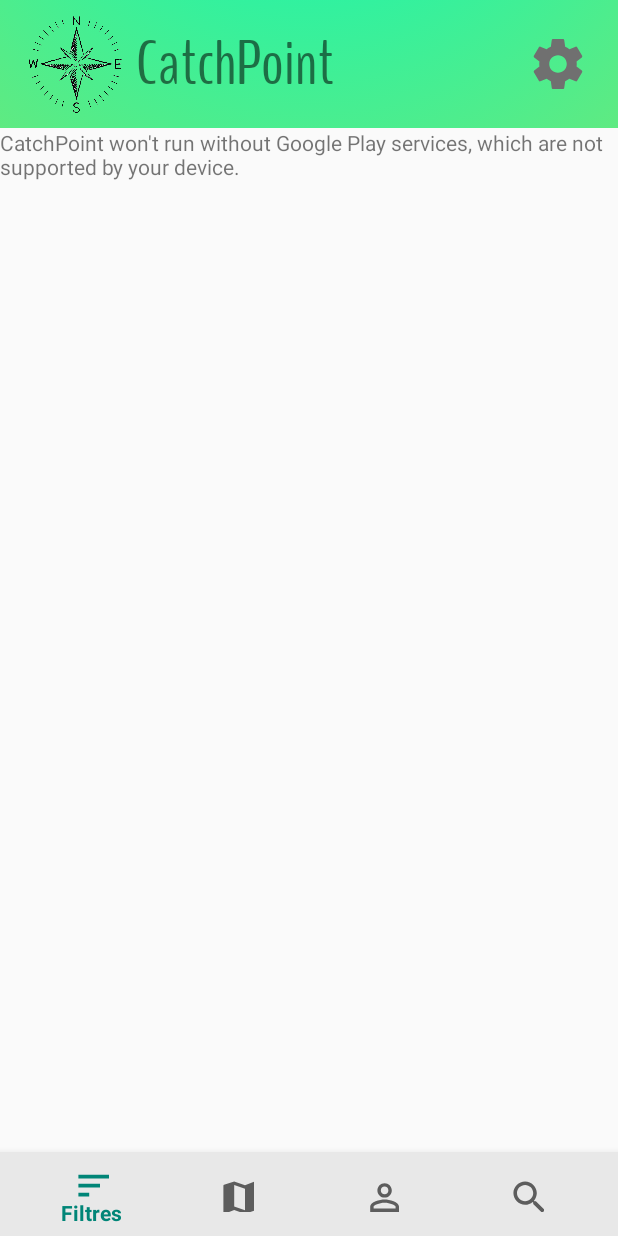
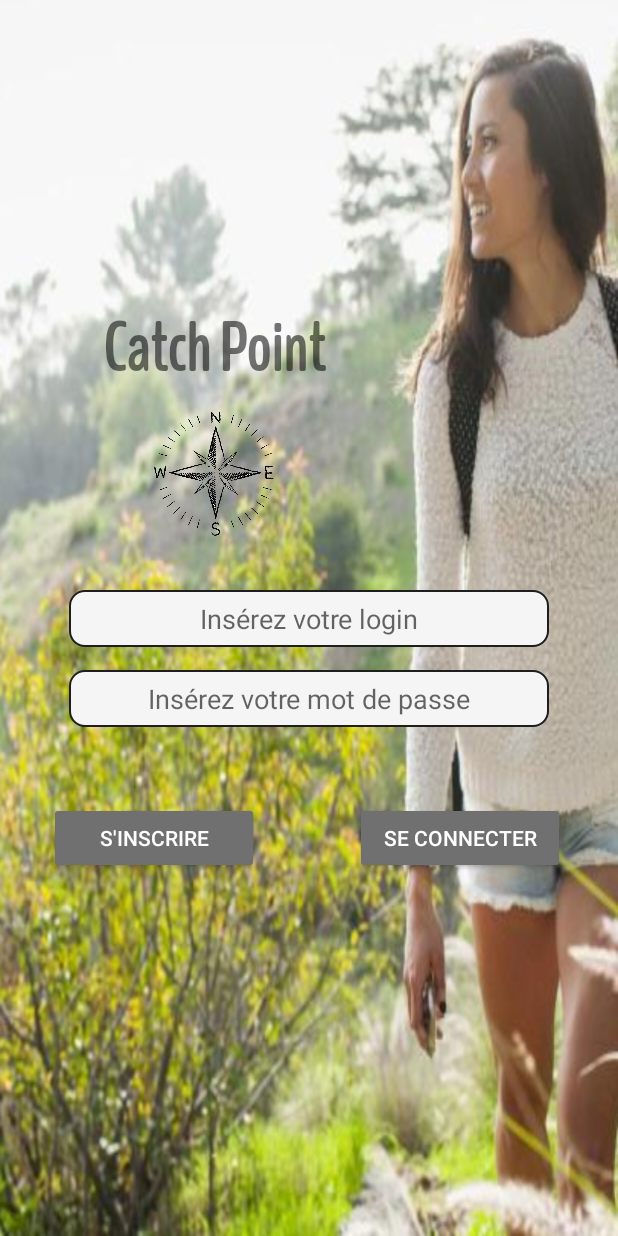
Before and after one commit to Coco-sempai/CatchPoin-Appli, an Android app: the screen it shows after launch (MapsActivity before the commit, LogActivity after it), on a phone screen of 412 x 824 dp. Run offline under Robolectric (Android 15) with nearby library versions, the phone set to English and light mode, and no system bars.

Commit message:
Page de connection

```diff
--- a/app/src/main/AndroidManifest.xml
+++ b/app/src/main/AndroidManifest.xml
@@ -33,6 +33,11 @@
 
         <activity
             android:name=".MapsActivity">
+
+        </activity>
+
+        <activity android:name=".LogActivity"
+            android:theme="@style/AppTheme.NoActionBar">
             <intent-filter>
                 <action android:name="android.intent.action.MAIN" />
 
--- /dev/null
+++ b/app/src/main/java/com/iut/catchpoint/catchpoint/LogActivity.java
@@ -0,0 +1,77 @@
+package com.iut.catchpoint.catchpoint;
+
+import android.content.Intent;
+import android.net.Uri;
+import android.support.v7.app.AppCompatActivity;
+import android.os.Bundle;
+import android.view.View;
+import android.widget.Button;
+import android.widget.EditText;
+import android.widget.Toast;
+
+import java.net.URL;
+
+public class LogActivity extends AppCompatActivity {
+
+    private EditText login;
+    private EditText mdp;
+    private Button connecter;
+    private Button inscrire;
+
+    @Override
+    protected void onCreate(Bundle savedInstanceState) {
+        super.onCreate(savedInstanceState);
+        setContentView(R.layout.activity_log);
+
+
+        login = (EditText) findViewById(R.id.login);
+        mdp = (EditText) findViewById(R.id.motDePasse);
+        connecter = (Button) findViewById(R.id.connecter);
+        inscrire = (Button) findViewById(R.id.inscrire);
+
+        connecter.setOnClickListener(new View.OnClickListener() {
+            @Override
+            public void onClick(View v) {
+                String str_login ="";
+                String str_mdp ="";
+
+                Boolean info_valable = true;
+
+                String admin = "root";
+
+                if((login.getText().toString().trim().equals("")== false) && (login.getText().toString().equals(admin))){
+                    str_login = login.getText().toString().trim();
+                }else {
+                    info_valable = false;
+                }
+
+                if(mdp.getText().toString().trim().equals("")== false){
+                    str_mdp = mdp.getText().toString().trim();
+                }else {
+                    info_valable = false;
+                }
+
+                if(info_valable == false){
+                    Toast.makeText(getApplicationContext(), "il manque des infos ou le login n'existe pas !", Toast.LENGTH_SHORT).show();
+                } else {
+                    Intent intent = new Intent(getApplicationContext(), MapsActivity.class);
+                    intent.putExtra("login", str_login);
+                    intent.putExtra("motDePasse", str_mdp);
+                    finish();
+                    startActivity(intent);
+                }
+
+            }
+        });
+
+       inscrire.setOnClickListener(new View.OnClickListener() {
+           @Override
+           public void onClick(View v) {
+
+               Intent intent = new Intent(Intent.ACTION_VIEW);
+               intent.setData(Uri.parse("http://www.google.fr"));
+               startActivity(intent);
+           }
+       });
+    }
+}
--- a/app/src/main/java/com/iut/catchpoint/catchpoint/SettingsActivity.java
+++ b/app/src/main/java/com/iut/catchpoint/catchpoint/SettingsActivity.java
@@ -23,4 +23,9 @@
         Intent intent = new Intent(this, MapsActivity.class);
         startActivity(intent);
     }
+
+    public void disconnect(View view){
+        Intent intent = new Intent(this, LogActivity.class);
+        startActivity(intent);
+    }
 }
--- /dev/null
+++ b/app/src/main/res/drawable-v24/rounded_edittext.xml
@@ -0,0 +1,22 @@
+<?xml version="1.0" encoding="utf-8"?>
+<!-- res/drawable/rounded_edittext.xml -->
+<shape xmlns:android="http://schemas.android.com/apk/res/android">
+
+
+
+    <solid android:color="#F5F5F5" />
+
+    <stroke
+        android:width="1dp"
+        android:color="#1E1E1E" />
+    <corners
+        android:radius="10dp"
+        />
+    <padding
+        android:bottom="7dip"
+        android:left="25dip"
+        android:right="25dip"
+        android:top="7dip" />
+
+
+</shape>
--- /dev/null
+++ b/app/src/main/res/layout/activity_log.xml
@@ -0,0 +1,90 @@
+<?xml version="1.0" encoding="utf-8"?>
+<android.support.constraint.ConstraintLayout
+    xmlns:android="http://schemas.android.com/apk/res/android"
+    xmlns:tools="http://schemas.android.com/tools"
+    xmlns:app="http://schemas.android.com/apk/res-auto"
+    android:layout_width="match_parent"
+    android:layout_height="match_parent"
+    tools:context="com.iut.catchpoint.catchpoint.LogActivity"
+    android:background="@drawable/nature3">
+
+
+    <TextView
+        android:id="@+id/titre"
+        android:layout_width="wrap_content"
+        android:layout_height="wrap_content"
+        android:layout_marginBottom="130dp"
+        android:text="@string/titre"
+        android:fontFamily="@font/benchnine_regular"
+        android:textSize="45sp"
+        android:textStyle="bold"
+        app:layout_constraintBottom_toTopOf="@+id/login"
+        app:layout_constraintHorizontal_bias="0.260"
+        app:layout_constraintLeft_toLeftOf="parent"
+        app:layout_constraintRight_toRightOf="parent" />
+
+    <ImageView
+        android:id="@+id/logo"
+        android:layout_width="90dp"
+        android:layout_height="90dp"
+        android:src="@drawable/logo_catchpoint"
+        app:layout_constraintTop_toBottomOf="@+id/titre"
+        android:layout_marginStart="15dp"
+        android:layout_marginTop="7.5dp"
+        android:layout_marginBottom="7.5dp"
+        app:layout_constraintHorizontal_bias="0.27"
+        app:layout_constraintLeft_toLeftOf="parent"
+        app:layout_constraintRight_toRightOf="parent"
+        />
+
+    <EditText
+        android:layout_width="320dp"
+        android:layout_height="wrap_content"
+        android:hint="@string/champLogin"
+        android:id="@+id/login"
+        android:textAlignment="center"
+        android:background="@drawable/rounded_edittext"
+        app:layout_constraintBottom_toBottomOf="parent"
+        app:layout_constraintLeft_toLeftOf="parent"
+        app:layout_constraintRight_toRightOf="parent"
+        app:layout_constraintTop_toTopOf="parent"
+        app:layout_constraintVertical_bias="0.5" />
+
+    <EditText
+        android:layout_width="320dp"
+        android:layout_height="wrap_content"
+        android:hint="@string/champMDP"
+        android:id="@+id/motDePasse"
+        android:textAlignment="center"
+        android:background="@drawable/rounded_edittext"
+        app:layout_constraintLeft_toLeftOf="parent"
+        app:layout_constraintRight_toRightOf="parent"
+        app:layout_constraintTop_toBottomOf="@+id/login"
+        android:layout_marginTop="@dimen/marginTopButton" />
+
+    <Button
+        android:layout_width="140dp"
+        android:layout_height="wrap_content"
+        android:text="@string/buttonInscription"
+        android:id="@+id/inscrire"
+        app:layout_constraintLeft_toLeftOf="parent"
+        app:layout_constraintRight_toRightOf="parent"
+        app:layout_constraintTop_toBottomOf="@+id/motDePasse"
+        app:layout_constraintHorizontal_bias="0.12"
+        android:layout_marginTop="50dp"
+        android:theme="@style/buttonTheme"/>
+
+    <Button
+        android:layout_width="140dp"
+        android:layout_height="wrap_content"
+        android:text="@string/buttonConnexion"
+        android:id="@+id/connecter"
+        app:layout_constraintLeft_toLeftOf="parent"
+        app:layout_constraintRight_toRightOf="parent"
+        app:layout_constraintTop_toBottomOf="@+id/motDePasse"
+        app:layout_constraintHorizontal_bias="0.87"
+        android:layout_marginTop="50dp"
+        android:theme="@style/buttonTheme"/>
+
+
+</android.support.constraint.ConstraintLayout>
--- a/app/src/main/res/layout/activity_settings.xml
+++ b/app/src/main/res/layout/activity_settings.xml
@@ -55,7 +55,8 @@
             android:layout_column="1"
             android:textSize="24sp"
             android:text="@string/pref_header_log_out"
-            android:padding="10dip" />
+            android:padding="10dip"
+            android:onClick="disconnect"/>
         </TableRow>
     </TableLayout>
 
--- a/app/src/main/res/values/colors.xml
+++ b/app/src/main/res/values/colors.xml
@@ -5,4 +5,9 @@
     <color name="colorAccent">#D81B60</color>
 
     <color name="colorIcon">#707070</color>
+
+    <color name="colorText">#FFFFFF</color>
+    <color name="Red">#EC3811</color>
+    <color name="White">#FFFFFF</color>
+    <color name="Green">#A0FFB6</color>
 </resources>
--- /dev/null
+++ b/app/src/main/res/values/dimens.xml
@@ -0,0 +1,4 @@
+<?xml version="1.0" encoding="utf-8"?>
+<resources>
+    <dimen name="marginTopButton">15dp</dimen>
+</resources>
--- a/app/src/main/res/values/strings.xml
+++ b/app/src/main/res/values/strings.xml
@@ -8,6 +8,12 @@
     <string name="rechercher">Rechercher</string>
     <string name="title_activity_settings">Paramètres</string>
 
+    <string name="titre">Catch Point</string>
+    <string name="champLogin">Insérez votre login</string>
+    <string name="champMDP">Insérez votre mot de passe</string>
+    <string name="buttonInscription">S\'inscrire</string>
+    <string name="buttonConnexion">Se connecter</string>
+
     <!-- Strings related to Settings -->
 
     <string name="pref_header_help">Aides</string>
--- a/app/src/main/res/values/styles.xml
+++ b/app/src/main/res/values/styles.xml
@@ -13,4 +13,10 @@
         <item name="windowNoTitle">true</item>
     </style>
 
+    <style name="buttonTheme" parent="Widget.AppCompat.Button.Colored">
+        <item name="colorButtonNormal">@color/colorIcon</item>
+        <item name="android:textColor">@color/White</item>
+    </style>
+
+
 </resources>
```
Also changed, not shown: app/src/main/res/drawable-v24/nature3.PNG (added).
